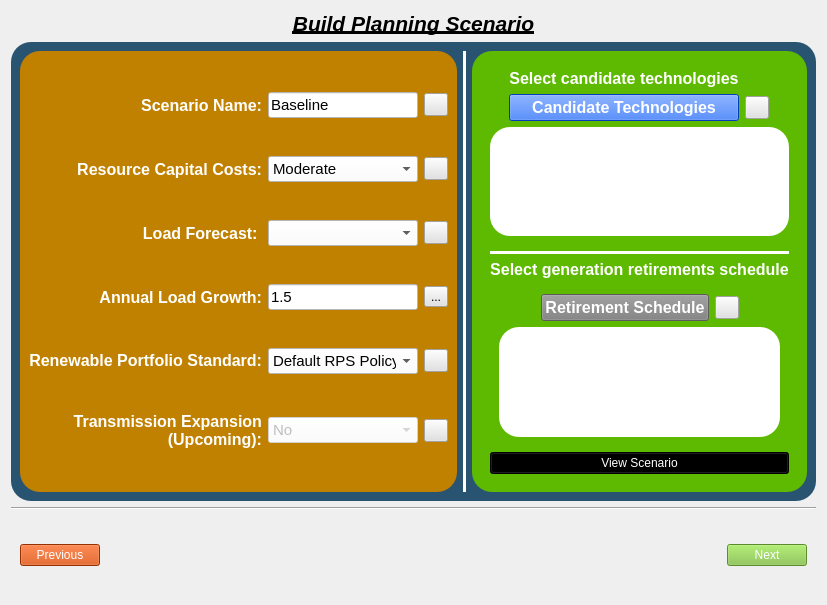
sandialabs/quest_planning, file quest_planning/gui/scenario_builder_page/ui/scenario_builder.ui: the form before one commit.
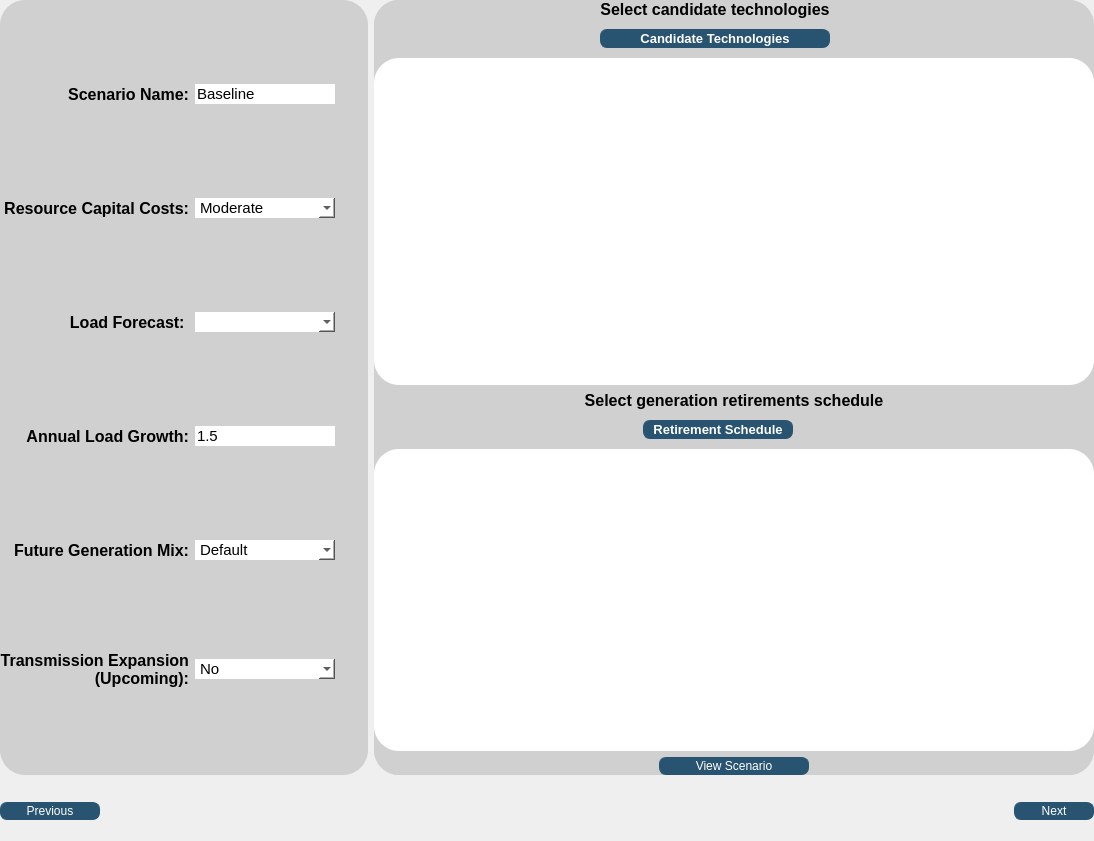
The form after the commit. Icons and pictures are not drawn.

```diff
--- a/quest_planning/gui/scenario_builder_page/ui/scenario_builder.ui
+++ b/quest_planning/gui/scenario_builder_page/ui/scenario_builder.ui
@@ -6,58 +6,52 @@
    <rect>
     <x>0</x>
     <y>0</y>
-    <width>822</width>
-    <height>605</height>
+    <width>1094</width>
+    <height>841</height>
    </rect>
   </property>
   <property name="windowTitle">
    <string>Form</string>
   </property>
-  <layout class="QVBoxLayout" name="verticalLayout_2">
+  <layout class="QVBoxLayout" name="verticalLayout_2" stretch="0,0">
+   <property name="leftMargin">
+    <number>0</number>
+   </property>
+   <property name="topMargin">
+    <number>0</number>
+   </property>
+   <property name="rightMargin">
+    <number>0</number>
+   </property>
+   <property name="bottomMargin">
+    <number>0</number>
+   </property>
    <item>
-    <widget class="QLabel" name="label_8">
-     <property name="sizePolicy">
-      <sizepolicy hsizetype="Preferred" vsizetype="Preferred">
-       <horstretch>0</horstretch>
-       <verstretch>0</verstretch>
-      </sizepolicy>
-     </property>
-     <property name="maximumSize">
-      <size>
-       <width>16777215</width>
-       <height>293</height>
-      </size>
-     </property>
-     <property name="font">
-      <font>
-       <pointsize>16</pointsize>
-       <italic>true</italic>
-       <bold>true</bold>
-       <underline>true</underline>
-      </font>
-     </property>
-     <property name="styleSheet">
-      <string notr="true">color: rgb(0, 0, 0);</string>
-     </property>
-     <property name="text">
-      <string>Build Planning Scenario</string>
-     </property>
-     <property name="alignment">
-      <set>Qt::AlignHCenter|Qt::AlignTop</set>
-     </property>
-    </widget>
-   </item>
-   <item alignment="Qt::AlignTop">
     <widget class="QFrame" name="frame">
      <property name="styleSheet">
-      <string notr="true">QToolButton{
-image: url(:/icon/images/icons/info_help1.png);
-	background-color: rgb(226, 226, 226);
-}
-QFrame{background-color: rgb(40, 84, 113);border-radius: 20px;}
-
-
-</string>
+      <string notr="true">
+    QToolButton:hover {
+        background-color: rgb(230, 230, 230);
+		border-radius:5px;
+    }
+    QToolButton:pressed {
+        background-color: rgb(180, 180, 180);		
+		 border-radius:5px;
+    }
+QPushButton {
+        border: 1px solid rgb(40, 84, 113);
+        border-radius: 7px;
+        background-color: rgb(40, 84, 113);
+        color: white;
+		 font: 700 10pt &quot;Segoe UI&quot;;
+        padding: 1px;
+    }
+QPushButton:hover {
+        background-color: rgb(60, 120, 150);
+    }
+QPushButton:pressed {
+        background-color: rgb(20, 60, 80);
+    }</string>
      </property>
      <property name="frameShape">
       <enum>QFrame::NoFrame</enum>
@@ -66,25 +60,35 @@
       <enum>QFrame::Raised</enum>
      </property>
      <layout class="QHBoxLayout" name="horizontalLayout_2">
-      <item>
+      <property name="leftMargin">
+       <number>0</number>
+      </property>
+      <property name="topMargin">
+       <number>0</number>
+      </property>
+      <property name="rightMargin">
+       <number>0</number>
+      </property>
+      <property name="bottomMargin">
+       <number>0</number>
+      </property>
+      <item alignment="Qt::AlignLeft">
        <widget class="QFrame" name="frame_5">
         <property name="sizePolicy">
-         <sizepolicy hsizetype="Preferred" vsizetype="Preferred">
+         <sizepolicy hsizetype="Preferred" vsizetype="Expanding">
           <horstretch>0</horstretch>
           <verstretch>0</verstretch>
          </sizepolicy>
         </property>
         <property name="styleSheet">
-         <string notr="true">QLabel{
-color: rgb(255, 255, 255)}
-QFrame{
-	
-	background-color: rgb(96, 191, 0);
-	background-color: rgb(193, 129, 0);
-}
-QCombBox{
-	background-color: rgb(255, 255, 255);
-}</string>
+         <string notr="true">
+	background-color: rgb(208, 208, 208);
+	border-radius: 25px;
+
+	color: black;
+
+
+</string>
         </property>
         <property name="frameShape">
          <enum>QFrame::NoFrame</enum>
@@ -93,25 +97,98 @@
          <enum>QFrame::Raised</enum>
         </property>
         <layout class="QGridLayout" name="gridLayout">
+         <property name="leftMargin">
+          <number>0</number>
+         </property>
+         <property name="topMargin">
+          <number>0</number>
+         </property>
+         <property name="rightMargin">
+          <number>0</number>
+         </property>
+         <property name="bottomMargin">
+          <number>0</number>
+         </property>
          <item row="10" column="2">
           <widget class="QToolButton" name="load_profile_help_button">
+           <property name="styleSheet">
+            <string notr="true">QToolButton:hover {
+    background-color: rgb(230, 230, 230);
+	border-radius:5px;
+}
+QToolButton:pressed {
+    background-color: rgb(180, 180, 180);		
+	 border-radius:5px;
+}</string>
+           </property>
            <property name="text">
             <string/>
            </property>
+           <property name="icon">
+            <iconset resource="../../../resources.qrc">
+             <normaloff>:/icon/images/icons/ainfo_24dp_5F6368_FILL0_wght200_GRAD0_opsz24.png</normaloff>:/icon/images/icons/ainfo_24dp_5F6368_FILL0_wght200_GRAD0_opsz24.png</iconset>
+           </property>
+           <property name="iconSize">
+            <size>
+             <width>24</width>
+             <height>24</height>
+            </size>
+           </property>
           </widget>
          </item>
          <item row="5" column="2">
           <widget class="QToolButton" name="capital_cost_trajectory_help_button">
+           <property name="styleSheet">
+            <string notr="true">
+    QToolButton:hover {
+        background-color: rgb(230, 230, 230);
+		border-radius:5px;
+    }
+    QToolButton:pressed {
+        background-color: rgb(180, 180, 180);		
+		 border-radius:5px;
+    }</string>
+           </property>
            <property name="text">
             <string/>
            </property>
+           <property name="icon">
+            <iconset resource="../../../resources.qrc">
+             <normaloff>:/icon/images/icons/ainfo_24dp_5F6368_FILL0_wght200_GRAD0_opsz24.png</normaloff>:/icon/images/icons/ainfo_24dp_5F6368_FILL0_wght200_GRAD0_opsz24.png</iconset>
+           </property>
+           <property name="iconSize">
+            <size>
+             <width>24</width>
+             <height>24</height>
+            </size>
+           </property>
           </widget>
          </item>
          <item row="1" column="2">
           <widget class="QToolButton" name="scenario_name_help_button">
+           <property name="styleSheet">
+            <string notr="true">QToolButton:hover {
+    background-color: rgb(230, 230, 230);
+	border-radius:5px;
+}
+QToolButton:pressed {
+    background-color: rgb(180, 180, 180);		
+	 border-radius:5px;
+}</string>
+           </property>
            <property name="text">
             <string/>
            </property>
+           <property name="icon">
+            <iconset resource="../../../resources.qrc">
+             <normaloff>:/icon/images/icons/ainfo_24dp_5F6368_FILL0_wght200_GRAD0_opsz24.png</normaloff>:/icon/images/icons/ainfo_24dp_5F6368_FILL0_wght200_GRAD0_opsz24.png</iconset>
+           </property>
+           <property name="iconSize">
+            <size>
+             <width>24</width>
+             <height>24</height>
+            </size>
+           </property>
           </widget>
          </item>
          <item row="15" column="1">
@@ -220,7 +297,7 @@
            </property>
            <item>
             <property name="text">
-             <string>Default RPS Policy</string>
+             <string>Default</string>
             </property>
            </item>
            <item>
@@ -249,9 +326,29 @@
          </item>
          <item row="15" column="2">
           <widget class="QToolButton" name="trans_expansion_help_button">
+           <property name="styleSheet">
+            <string notr="true">QToolButton:hover {
+    background-color: rgb(230, 230, 230);
+	border-radius:5px;
+}
+QToolButton:pressed {
+    background-color: rgb(180, 180, 180);		
+	 border-radius:5px;
+}</string>
+           </property>
            <property name="text">
             <string/>
            </property>
+           <property name="icon">
+            <iconset resource="../../../resources.qrc">
+             <normaloff>:/icon/images/icons/ainfo_24dp_5F6368_FILL0_wght200_GRAD0_opsz24.png</normaloff>:/icon/images/icons/ainfo_24dp_5F6368_FILL0_wght200_GRAD0_opsz24.png</iconset>
+           </property>
+           <property name="iconSize">
+            <size>
+             <width>24</width>
+             <height>24</height>
+            </size>
+           </property>
           </widget>
          </item>
          <item row="10" column="1">
@@ -336,7 +433,7 @@
             </font>
            </property>
            <property name="text">
-            <string>&lt;html&gt;&lt;head/&gt;&lt;body&gt;&lt;p&gt;Renewable Portfolio Standard:&lt;/p&gt;&lt;/body&gt;&lt;/html&gt;</string>
+            <string>&lt;html&gt;&lt;head/&gt;&lt;body&gt;&lt;p&gt;Future Generation Mix:&lt;/p&gt;&lt;/body&gt;&lt;/html&gt;</string>
            </property>
            <property name="alignment">
             <set>Qt::AlignRight|Qt::AlignTrailing|Qt::AlignVCenter</set>
@@ -345,9 +442,29 @@
          </item>
          <item row="14" column="2">
           <widget class="QToolButton" name="rps_help_button">
+           <property name="styleSheet">
+            <string notr="true">QToolButton:hover {
+    background-color: rgb(230, 230, 230);
+	border-radius:5px;
+}
+QToolButton:pressed {
+    background-color: rgb(180, 180, 180);		
+	 border-radius:5px;
+}</string>
+           </property>
            <property name="text">
             <string/>
            </property>
+           <property name="icon">
+            <iconset resource="../../../resources.qrc">
+             <normaloff>:/icon/images/icons/ainfo_24dp_5F6368_FILL0_wght200_GRAD0_opsz24.png</normaloff>:/icon/images/icons/ainfo_24dp_5F6368_FILL0_wght200_GRAD0_opsz24.png</iconset>
+           </property>
+           <property name="iconSize">
+            <size>
+             <width>24</width>
+             <height>24</height>
+            </size>
+           </property>
           </widget>
          </item>
          <item row="11" column="0">
@@ -368,6 +485,12 @@
          </item>
          <item row="11" column="1">
           <widget class="QLineEdit" name="annual_load_growth_box">
+           <property name="sizePolicy">
+            <sizepolicy hsizetype="Minimum" vsizetype="Fixed">
+             <horstretch>0</horstretch>
+             <verstretch>0</verstretch>
+            </sizepolicy>
+           </property>
            <property name="font">
             <font>
              <pointsize>11</pointsize>
@@ -381,40 +504,49 @@
            </property>
           </widget>
          </item>
-         <item row="11" column="2">
+         <item row="11" column="2" alignment="Qt::AlignLeft">
           <widget class="QToolButton" name="load_growth_help_button">
+           <property name="styleSheet">
+            <string notr="true">QToolButton:hover {
+    background-color: rgb(230, 230, 230);
+	border-radius:5px;
+}
+QToolButton:pressed {
+    background-color: rgb(180, 180, 180);		
+	 border-radius:5px;
+}</string>
+           </property>
            <property name="text">
-            <string>...</string>
+            <string/>
+           </property>
+           <property name="icon">
+            <iconset resource="../../../resources.qrc">
+             <normaloff>:/icon/images/icons/ainfo_24dp_5F6368_FILL0_wght200_GRAD0_opsz24.png</normaloff>:/icon/images/icons/ainfo_24dp_5F6368_FILL0_wght200_GRAD0_opsz24.png</iconset>
+           </property>
+           <property name="iconSize">
+            <size>
+             <width>24</width>
+             <height>24</height>
+            </size>
            </property>
           </widget>
          </item>
         </layout>
        </widget>
       </item>
-      <item>
-       <widget class="Line" name="line">
-        <property name="styleSheet">
-         <string notr="true">background-color: rgb(255, 255, 255);</string>
-        </property>
-        <property name="orientation">
-         <enum>Qt::Vertical</enum>
-        </property>
-       </widget>
-      </item>
       <item>
        <widget class="QFrame" name="frame_3">
+        <property name="sizePolicy">
+         <sizepolicy hsizetype="Preferred" vsizetype="Expanding">
+          <horstretch>0</horstretch>
+          <verstretch>0</verstretch>
+         </sizepolicy>
+        </property>
         <property name="styleSheet">
-         <string notr="true">QFrame{background-color: rgb(93, 186, 0);}
+         <string notr="true">background-color: rgb(208, 208, 208);
+border-radius: 25px;
 
-QLabel{color:rgb(255,255,255)}
-QCheckBox{
-background-color: rgb(93, 186, 0);
-color:rgb(255,255,255)
-}
-QRadioButton{
-background-color: rgb(93, 186, 0);
-color:rgb(255,255,255)
-}
+color: black;
 </string>
         </property>
         <property name="frameShape">
@@ -424,14 +556,42 @@
          <enum>QFrame::Raised</enum>
         </property>
         <layout class="QVBoxLayout" name="verticalLayout">
+         <property name="leftMargin">
+          <number>0</number>
+         </property>
+         <property name="topMargin">
+          <number>0</number>
+         </property>
+         <property name="rightMargin">
+          <number>0</number>
+         </property>
+         <property name="bottomMargin">
+          <number>0</number>
+         </property>
          <item>
           <widget class="QFrame" name="frame_6">
            <property name="sizePolicy">
-            <sizepolicy hsizetype="Preferred" vsizetype="Preferred">
+            <sizepolicy hsizetype="Preferred" vsizetype="Expanding">
              <horstretch>0</horstretch>
              <verstretch>0</verstretch>
             </sizepolicy>
            </property>
+           <property name="styleSheet">
+            <string notr="true">QPushButton {
+        border: 1px solid rgb(40, 84, 113);
+        border-radius: 7px;
+        background-color: rgb(40, 84, 113);
+        color: white;
+		 font: 700 10pt &quot;Segoe UI&quot;;
+        padding: 1px;
+    }
+QPushButton:hover {
+        background-color: rgb(60, 120, 150);
+    }
+QPushButton:pressed {
+        background-color: rgb(20, 60, 80);
+    }</string>
+           </property>
            <property name="frameShape">
             <enum>QFrame::NoFrame</enum>
            </property>
@@ -439,10 +599,96 @@
             <enum>QFrame::Raised</enum>
            </property>
            <layout class="QGridLayout" name="gridLayout_5">
-            <item row="4" column="0" colspan="4">
+            <property name="leftMargin">
+             <number>0</number>
+            </property>
+            <property name="topMargin">
+             <number>0</number>
+            </property>
+            <property name="rightMargin">
+             <number>0</number>
+            </property>
+            <property name="bottomMargin">
+             <number>0</number>
+            </property>
+            <item row="0" column="1">
+             <widget class="QLabel" name="label_13">
+              <property name="font">
+               <font>
+                <pointsize>12</pointsize>
+                <bold>true</bold>
+               </font>
+              </property>
+              <property name="text">
+               <string>Select candidate technologies</string>
+              </property>
+              <property name="alignment">
+               <set>Qt::AlignCenter</set>
+              </property>
+             </widget>
+            </item>
+            <item row="1" column="1">
+             <widget class="QPushButton" name="cand_tech_button">
+              <property name="font">
+               <font>
+                <family>Segoe UI</family>
+                <pointsize>10</pointsize>
+                <italic>false</italic>
+                <bold>true</bold>
+               </font>
+              </property>
+              <property name="styleSheet">
+               <string notr="true"/>
+              </property>
+              <property name="text">
+               <string>Candidate Technologies</string>
+              </property>
+             </widget>
+            </item>
+            <item row="1" column="2">
+             <widget class="QToolButton" name="cand_technologies_help_button">
+              <property name="styleSheet">
+               <string notr="true">QToolButton:hover {
+    background-color: rgb(230, 230, 230);
+	border-radius:5px;
+}
+QToolButton:pressed {
+    background-color: rgb(180, 180, 180);		
+	 border-radius:5px;
+}</string>
+              </property>
+              <property name="text">
+               <string/>
+              </property>
+              <property name="icon">
+               <iconset resource="../../../resources.qrc">
+                <normaloff>:/icon/images/icons/ainfo_24dp_5F6368_FILL0_wght200_GRAD0_opsz24.png</normaloff>:/icon/images/icons/ainfo_24dp_5F6368_FILL0_wght200_GRAD0_opsz24.png</iconset>
+              </property>
+              <property name="iconSize">
+               <size>
+                <width>24</width>
+                <height>24</height>
+               </size>
+              </property>
+             </widget>
+            </item>
+            <item row="1" column="0">
+             <spacer name="horizontalSpacer_3">
+              <property name="orientation">
+               <enum>Qt::Horizontal</enum>
+              </property>
+              <property name="sizeHint" stdset="0">
+               <size>
+                <width>40</width>
+                <height>20</height>
+               </size>
+              </property>
+             </spacer>
+            </item>
+            <item row="4" column="0" colspan="5">
              <widget class="QFrame" name="frame_2">
               <property name="frameShape">
-               <enum>QFrame::StyledPanel</enum>
+               <enum>QFrame::NoFrame</enum>
               </property>
               <property name="frameShadow">
                <enum>QFrame::Raised</enum>
@@ -469,7 +715,7 @@
                   </size>
                  </property>
                  <property name="styleSheet">
-                  <string notr="true">background-color: rgb(93, 186, 0);</string>
+                  <string notr="true"/>
                  </property>
                  <layout class="QGridLayout" name="gridLayout_9">
                   <property name="leftMargin">
@@ -538,52 +784,6 @@
               </layout>
              </widget>
             </item>
-            <item row="1" column="0">
-             <spacer name="horizontalSpacer_2">
-              <property name="orientation">
-               <enum>Qt::Horizontal</enum>
-              </property>
-              <property name="sizeHint" stdset="0">
-               <size>
-                <width>40</width>
-                <height>20</height>
-               </size>
-              </property>
-             </spacer>
-            </item>
-            <item row="0" column="1">
-             <widget class="QLabel" name="label_13">
-              <property name="font">
-               <font>
-                <pointsize>12</pointsize>
-                <bold>true</bold>
-               </font>
-              </property>
-              <property name="text">
-               <string>Select candidate technologies</string>
-              </property>
-              <property name="alignment">
-               <set>Qt::AlignCenter</set>
-              </property>
-             </widget>
-            </item>
-            <item row="1" column="1">
-             <widget class="QPushButton" name="cand_tech_button">
-              <property name="font">
-               <font>
-                <pointsize>12</pointsize>
-                <bold>true</bold>
-               </font>
-              </property>
-              <property name="styleSheet">
-               <string notr="true">background-color: rgb(0, 85, 255);
-color: rgb(255, 255, 255);</string>
-              </property>
-              <property name="text">
-               <string>Candidate Technologies</string>
-              </property>
-             </widget>
-            </item>
             <item row="1" column="3">
              <spacer name="horizontalSpacer_4">
               <property name="orientation">
@@ -597,37 +797,112 @@
               </property>
              </spacer>
             </item>
-            <item row="1" column="2">
-             <widget class="QToolButton" name="cand_technologies_help_button">
-              <property name="text">
-               <string/>
-              </property>
-             </widget>
-            </item>
            </layout>
           </widget>
          </item>
          <item>
           <widget class="QFrame" name="frame_7">
            <property name="frameShape">
-            <enum>QFrame::StyledPanel</enum>
+            <enum>QFrame::NoFrame</enum>
            </property>
            <property name="frameShadow">
             <enum>QFrame::Raised</enum>
            </property>
            <layout class="QGridLayout" name="gridLayout_3">
+            <property name="leftMargin">
+             <number>0</number>
+            </property>
             <property name="topMargin">
              <number>0</number>
             </property>
-            <item row="3" column="0">
+            <property name="rightMargin">
+             <number>0</number>
+            </property>
+            <property name="bottomMargin">
+             <number>0</number>
+            </property>
+            <item row="1" column="0" alignment="Qt::AlignTop">
+             <widget class="QLabel" name="label_7">
+              <property name="font">
+               <font>
+                <pointsize>12</pointsize>
+                <bold>true</bold>
+               </font>
+              </property>
+              <property name="text">
+               <string>Select generation retirements schedule</string>
+              </property>
+              <property name="alignment">
+               <set>Qt::AlignHCenter|Qt::AlignTop</set>
+              </property>
+             </widget>
+            </item>
+            <item row="3" column="0" alignment="Qt::AlignHCenter">
+             <widget class="QPushButton" name="view_scenario_button">
+              <property name="minimumSize">
+               <size>
+                <width>150</width>
+                <height>0</height>
+               </size>
+              </property>
+              <property name="styleSheet">
+               <string notr="true">QPushButton {
+        border: 1px solid rgb(40, 84, 113);
+        border-radius: 7px;
+        background-color: rgb(40, 84, 113);
+        color: white;
+		 font: 700 10pt &quot;Segoe UI&quot;;
+        padding: 1px;
+    }
+QPushButton:hover {
+        background-color: rgb(60, 120, 150);
+    }
+QPushButton:pressed {
+        background-color: rgb(20, 60, 80);
+    }</string>
+              </property>
+              <property name="text">
+               <string>View Scenario</string>
+              </property>
+             </widget>
+            </item>
+            <item row="2" column="0">
              <widget class="QFrame" name="frame_8">
+              <property name="styleSheet">
+               <string notr="true">QPushButton {
+        border: 1px solid rgb(40, 84, 113);
+        border-radius: 7px;
+        background-color: rgb(40, 84, 113);
+        color: white;
+		 font: 700 10pt &quot;Segoe UI&quot;;
+        padding: 1px;
+    }
+QPushButton:hover {
+        background-color: rgb(60, 120, 150);
+    }
+QPushButton:pressed {
+        background-color: rgb(20, 60, 80);
+    }</string>
+              </property>
               <property name="frameShape">
-               <enum>QFrame::StyledPanel</enum>
+               <enum>QFrame::NoFrame</enum>
               </property>
               <property name="frameShadow">
                <enum>QFrame::Raised</enum>
               </property>
               <layout class="QGridLayout" name="gridLayout_4">
+               <property name="leftMargin">
+                <number>0</number>
+               </property>
+               <property name="topMargin">
+                <number>0</number>
+               </property>
+               <property name="rightMargin">
+                <number>0</number>
+               </property>
+               <property name="bottomMargin">
+                <number>0</number>
+               </property>
                <item row="3" column="1">
                 <widget class="QWidget" name="widget_2" native="true">
                  <property name="minimumSize">
@@ -637,7 +912,7 @@
                   </size>
                  </property>
                  <property name="styleSheet">
-                  <string notr="true">background-color: rgb(93, 186, 0);</string>
+                  <string notr="true"/>
                  </property>
                  <layout class="QGridLayout" name="gridLayout_10">
                   <property name="leftMargin">
@@ -654,8 +929,11 @@
                   </property>
                   <item row="0" column="0">
                    <widget class="QFrame" name="retirement_frame">
+                    <property name="styleSheet">
+                     <string notr="true"/>
+                    </property>
                     <property name="frameShape">
-                     <enum>QFrame::StyledPanel</enum>
+                     <enum>QFrame::NoFrame</enum>
                     </property>
                     <property name="frameShadow">
                      <enum>QFrame::Raised</enum>
@@ -697,7 +975,7 @@
                <item row="0" column="1">
                 <widget class="QFrame" name="frame_11">
                  <property name="frameShape">
-                  <enum>QFrame::StyledPanel</enum>
+                  <enum>QFrame::NoFrame</enum>
                  </property>
                  <property name="frameShadow">
                   <enum>QFrame::Raised</enum>
@@ -715,25 +993,62 @@
                   <property name="bottomMargin">
                    <number>0</number>
                   </property>
+                  <item row="0" column="3">
+                   <widget class="QToolButton" name="gen_retirement_help_button">
+                    <property name="styleSheet">
+                     <string notr="true">QToolButton:hover {
+    background-color: rgb(230, 230, 230);
+	border-radius:5px;
+}
+QToolButton:pressed {
+    background-color: rgb(180, 180, 180);		
+	 border-radius:5px;
+}</string>
+                    </property>
+                    <property name="text">
+                     <string/>
+                    </property>
+                    <property name="icon">
+                     <iconset resource="../../../resources.qrc">
+                      <normaloff>:/icon/images/icons/ainfo_24dp_5F6368_FILL0_wght200_GRAD0_opsz24.png</normaloff>:/icon/images/icons/ainfo_24dp_5F6368_FILL0_wght200_GRAD0_opsz24.png</iconset>
+                    </property>
+                    <property name="iconSize">
+                     <size>
+                      <width>24</width>
+                      <height>24</height>
+                     </size>
+                    </property>
+                   </widget>
+                  </item>
                   <item row="0" column="2">
                    <widget class="QPushButton" name="gen_retirement_button">
+                    <property name="minimumSize">
+                     <size>
+                      <width>150</width>
+                      <height>0</height>
+                     </size>
+                    </property>
                     <property name="font">
                      <font>
-                      <pointsize>12</pointsize>
+                      <family>Segoe UI</family>
+                      <pointsize>10</pointsize>
+                      <italic>false</italic>
                       <bold>true</bold>
                      </font>
                     </property>
                     <property name="styleSheet">
-                     <string notr="true">background-color: rgb(127, 127, 127);
-color: rgb(255, 255, 255);</string>
+                     <string notr="true"/>
                     </property>
                     <property name="text">
                      <string>Retirement Schedule</string>
                     </property>
+                    <property name="flat">
+                     <bool>true</bool>
+                    </property>
                    </widget>
                   </item>
-                  <item row="0" column="1">
-                   <spacer name="horizontalSpacer_5">
+                  <item row="0" column="0">
+                   <spacer name="horizontalSpacer">
                     <property name="orientation">
                      <enum>Qt::Horizontal</enum>
                     </property>
@@ -746,7 +1061,7 @@
                    </spacer>
                   </item>
                   <item row="0" column="4">
-                   <spacer name="horizontalSpacer_6">
+                   <spacer name="horizontalSpacer_2">
                     <property name="orientation">
                      <enum>Qt::Horizontal</enum>
                     </property>
@@ -758,59 +1073,12 @@
                     </property>
                    </spacer>
                   </item>
-                  <item row="0" column="3">
-                   <widget class="QToolButton" name="gen_retirement_help_button">
-                    <property name="text">
-                     <string/>
-                    </property>
-                   </widget>
-                  </item>
                  </layout>
                 </widget>
                </item>
               </layout>
              </widget>
             </item>
-            <item row="0" column="0">
-             <widget class="Line" name="line_3">
-              <property name="styleSheet">
-               <string notr="true">background-color: rgb(255, 255, 255);</string>
-              </property>
-              <property name="orientation">
-               <enum>Qt::Horizontal</enum>
-              </property>
-             </widget>
-            </item>
-            <item row="2" column="0" alignment="Qt::AlignTop">
-             <widget class="QLabel" name="label_7">
-              <property name="font">
-               <font>
-                <pointsize>12</pointsize>
-                <bold>true</bold>
-               </font>
-              </property>
-              <property name="text">
-               <string>Select generation retirements schedule</string>
-              </property>
-              <property name="alignment">
-               <set>Qt::AlignHCenter|Qt::AlignTop</set>
-              </property>
-             </widget>
-            </item>
-            <item row="4" column="0">
-             <widget class="QPushButton" name="view_scenario_button">
-              <property name="styleSheet">
-               <string notr="true">
-background-color: rgb(0, 0, 0);
-font: 700 12pt &quot;Segoe UI&quot;;
-color: rgb(255, 255, 255);
-</string>
-              </property>
-              <property name="text">
-               <string>View Scenario</string>
-              </property>
-             </widget>
-            </item>
            </layout>
           </widget>
          </item>
@@ -820,13 +1088,6 @@
      </layout>
     </widget>
    </item>
-   <item>
-    <widget class="Line" name="line_2">
-     <property name="orientation">
-      <enum>Qt::Horizontal</enum>
-     </property>
-    </widget>
-   </item>
    <item>
     <widget class="QFrame" name="frame_4">
      <property name="sizePolicy">
@@ -835,6 +1096,22 @@
        <verstretch>0</verstretch>
       </sizepolicy>
      </property>
+     <property name="styleSheet">
+      <string notr="true">QPushButton {
+        border: 1px solid rgb(40, 84, 113);
+        border-radius: 7px;
+        background-color: rgb(40, 84, 113);
+        color: white;
+		 font: 700 10pt &quot;Segoe UI&quot;;
+        padding: 1px;
+    }
+QPushButton:hover {
+        background-color: rgb(60, 120, 150);
+    }
+QPushButton:pressed {
+        background-color: rgb(20, 60, 80);
+    }</string>
+     </property>
      <property name="frameShape">
       <enum>QFrame::NoFrame</enum>
      </property>
@@ -842,7 +1119,19 @@
       <enum>QFrame::Raised</enum>
      </property>
      <layout class="QHBoxLayout" name="horizontalLayout">
-      <item>
+      <property name="leftMargin">
+       <number>0</number>
+      </property>
+      <property name="topMargin">
+       <number>0</number>
+      </property>
+      <property name="rightMargin">
+       <number>0</number>
+      </property>
+      <property name="bottomMargin">
+       <number>0</number>
+      </property>
+      <item alignment="Qt::AlignLeft">
        <widget class="QPushButton" name="previous_button">
         <property name="sizePolicy">
          <sizepolicy hsizetype="Preferred" vsizetype="Fixed">
@@ -850,30 +1139,21 @@
           <verstretch>0</verstretch>
          </sizepolicy>
         </property>
+        <property name="minimumSize">
+         <size>
+          <width>100</width>
+          <height>0</height>
+         </size>
+        </property>
         <property name="styleSheet">
-         <string notr="true">background-color: rgb(208, 69, 0);
-color: rgb(255, 255, 255);
-font: 700 12pt &quot;Segoe UI&quot;;</string>
+         <string notr="true"/>
         </property>
         <property name="text">
          <string>Previous</string>
         </property>
        </widget>
       </item>
-      <item>
-       <spacer name="horizontalSpacer_3">
-        <property name="orientation">
-         <enum>Qt::Horizontal</enum>
-        </property>
-        <property name="sizeHint" stdset="0">
-         <size>
-          <width>40</width>
-          <height>20</height>
-         </size>
-        </property>
-       </spacer>
-      </item>
-      <item>
+      <item alignment="Qt::AlignHCenter">
        <widget class="QLabel" name="label_5">
         <property name="minimumSize">
          <size>
@@ -889,20 +1169,7 @@
         </property>
        </widget>
       </item>
-      <item>
-       <spacer name="horizontalSpacer">
-        <property name="orientation">
-         <enum>Qt::Horizontal</enum>
-        </property>
-        <property name="sizeHint" stdset="0">
-         <size>
-          <width>40</width>
-          <height>20</height>
-         </size>
-        </property>
-       </spacer>
-      </item>
-      <item>
+      <item alignment="Qt::AlignRight">
        <widget class="QPushButton" name="next_button">
         <property name="sizePolicy">
          <sizepolicy hsizetype="Preferred" vsizetype="Fixed">
@@ -910,10 +1177,14 @@
           <verstretch>0</verstretch>
          </sizepolicy>
         </property>
+        <property name="minimumSize">
+         <size>
+          <width>80</width>
+          <height>0</height>
+         </size>
+        </property>
         <property name="styleSheet">
-         <string notr="true">background-color: rgb(129, 194, 65);
-color: rgb(255, 255, 255);
-font: 700 12pt &quot;Segoe UI&quot;;</string>
+         <string notr="true"/>
         </property>
         <property name="text">
          <string>Next</string>
```
